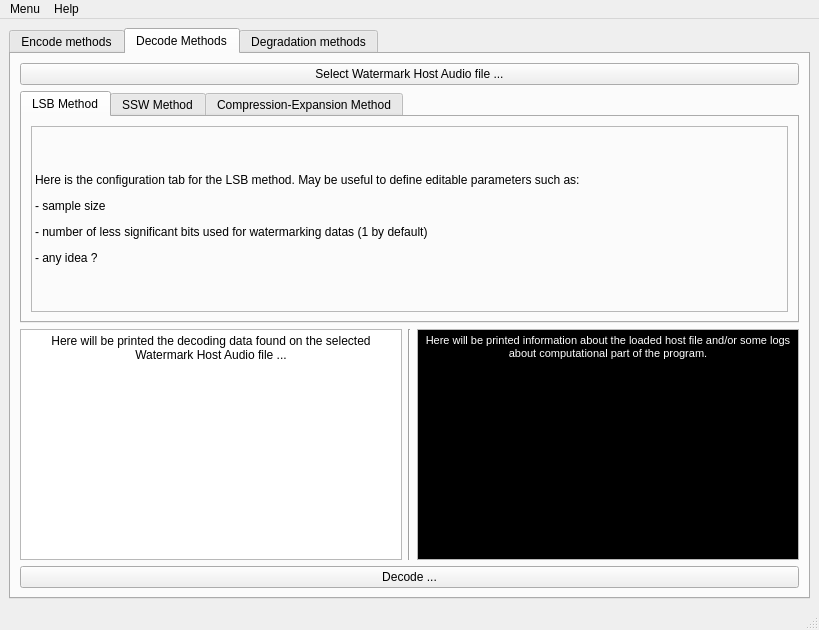
This is src/GUI/InterfaceWatermarking/mainwindow.ui in jcelerier/watermarking as Qt 5 draws it before an edit. The edited form follows.
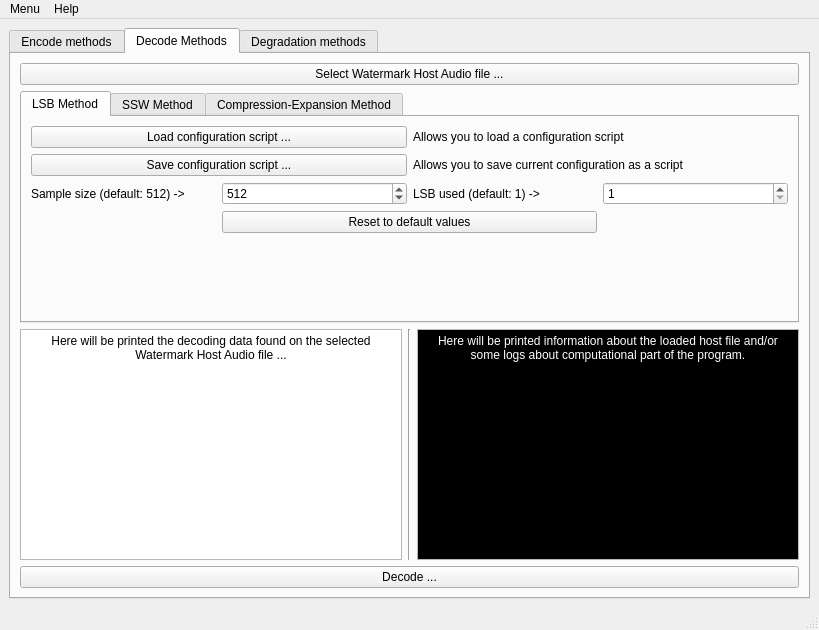
This is the edited form. The open tabs and pages were chosen to show the change. Icons and pictures are not drawn.

Patch:
```diff
--- a/src/GUI/InterfaceWatermarking/mainwindow.ui
+++ b/src/GUI/InterfaceWatermarking/mainwindow.ui
@@ -629,7 +629,7 @@
 &lt;html&gt;&lt;head&gt;&lt;meta name=&quot;qrichtext&quot; content=&quot;1&quot; /&gt;&lt;style type=&quot;text/css&quot;&gt;
 p, li { white-space: pre-wrap; }
 &lt;/style&gt;&lt;/head&gt;&lt;body style=&quot; font-family:'Sans Serif'; font-size:9pt; font-weight:400; font-style:normal;&quot;&gt;
-&lt;p align=&quot;center&quot; style=&quot; margin-top:0px; margin-bottom:0px; margin-left:0px; margin-right:0px; -qt-block-indent:0; text-indent:0px;&quot;&gt;&lt;span style=&quot; font-family:'MS Shell Dlg 2'; font-size:8pt; color:#ffffff;&quot;&gt;Here will be printed information about the loaded host file and/or some logs about computational part of the program.&lt;/span&gt;&lt;/p&gt;&lt;/body&gt;&lt;/html&gt;</string>
+&lt;p align=&quot;center&quot; style=&quot; margin-top:0px; margin-bottom:0px; margin-left:0px; margin-right:0px; -qt-block-indent:0; text-indent:0px;&quot;&gt;&lt;span style=&quot; font-family:'MS Shell Dlg 2'; color:#ffffff;&quot;&gt;Here will be printed information about the loaded host file and/or some logs about computational part of the program.&lt;/span&gt;&lt;/p&gt;&lt;/body&gt;&lt;/html&gt;</string>
             </property>
            </widget>
           </item>
@@ -703,13 +703,100 @@
               <string>LSB Method</string>
              </attribute>
              <layout class="QGridLayout" name="gridLayout_11">
-              <item row="0" column="0">
+              <item row="3" column="2">
+               <widget class="QLabel" name="label_18">
+                <property name="text">
+                 <string>LSB used (default: 1) -&gt;</string>
+                </property>
+               </widget>
+              </item>
+              <item row="2" column="0" colspan="2">
+               <widget class="QPushButton" name="lsbSaveConfigurationButton2">
+                <property name="text">
+                 <string>Save configuration script ...</string>
+                </property>
+                <property name="icon">
+                 <iconset resource="icons/qstyle.qrc">
+                  <normaloff>:/trolltech/styles/commonstyle/images/floppy-16.png</normaloff>:/trolltech/styles/commonstyle/images/floppy-16.png</iconset>
+                </property>
+               </widget>
+              </item>
+              <item row="3" column="0">
                <widget class="QLabel" name="label_13">
-                <property name="frameShape">
-                 <enum>QFrame::StyledPanel</enum>
+                <property name="text">
+                 <string>Sample size (default: 512) -&gt;</string>
                 </property>
+               </widget>
+              </item>
+              <item row="3" column="1">
+               <widget class="QSpinBox" name="sampleSizeSpinBox2">
+                <property name="minimum">
+                 <number>1</number>
+                </property>
+                <property name="maximum">
+                 <number>2048</number>
+                </property>
+                <property name="value">
+                 <number>512</number>
+                </property>
+               </widget>
+              </item>
+              <item row="1" column="0" colspan="2">
+               <widget class="QPushButton" name="lsbLoadConfigurationButton2">
                 <property name="text">
-                 <string>&lt;html&gt;&lt;head/&gt;&lt;body&gt;&lt;p&gt;Here is the configuration tab for the LSB method. May be useful to define editable parameters such as:&lt;/p&gt;&lt;p&gt;- sample size&lt;/p&gt;&lt;p&gt;- number of less significant bits used for watermarking datas (1 by default)&lt;/p&gt;&lt;p&gt;- any idea ?&lt;/p&gt;&lt;/body&gt;&lt;/html&gt;</string>
+                 <string>Load configuration script ...</string>
+                </property>
+                <property name="icon">
+                 <iconset resource="icons/qstyle.qrc">
+                  <normaloff>:/trolltech/styles/commonstyle/images/standardbutton-open-16.png</normaloff>:/trolltech/styles/commonstyle/images/standardbutton-open-16.png</iconset>
+                </property>
+               </widget>
+              </item>
+              <item row="3" column="3">
+               <widget class="QSpinBox" name="numberLsbSpinBox2">
+                <property name="minimum">
+                 <number>1</number>
+                </property>
+                <property name="maximum">
+                 <number>10</number>
+                </property>
+               </widget>
+              </item>
+              <item row="1" column="2" colspan="2">
+               <widget class="QLabel" name="label_19">
+                <property name="text">
+                 <string>Allows you to load a configuration script </string>
+                </property>
+               </widget>
+              </item>
+              <item row="4" column="1" colspan="2">
+               <widget class="QPushButton" name="setDefaultValueLsbPushButton2">
+                <property name="text">
+                 <string>Reset to default values</string>
+                </property>
+                <property name="icon">
+                 <iconset resource="icons/qstyle.qrc">
+                  <normaloff>:/trolltech/styles/commonstyle/images/refresh-24.png</normaloff>:/trolltech/styles/commonstyle/images/refresh-24.png</iconset>
+                </property>
+               </widget>
+              </item>
+              <item row="5" column="1" colspan="2">
+               <spacer name="verticalSpacer">
+                <property name="orientation">
+                 <enum>Qt::Vertical</enum>
+                </property>
+                <property name="sizeHint" stdset="0">
+                 <size>
+                  <width>20</width>
+                  <height>40</height>
+                 </size>
+                </property>
+               </spacer>
+              </item>
+              <item row="2" column="2" colspan="2">
+               <widget class="QLabel" name="label_20">
+                <property name="text">
+                 <string>Allows you to save current configuration as a script </string>
                 </property>
                </widget>
               </item>
```
Left out of the diff: 128 changed lines with no effect on the pictures.
